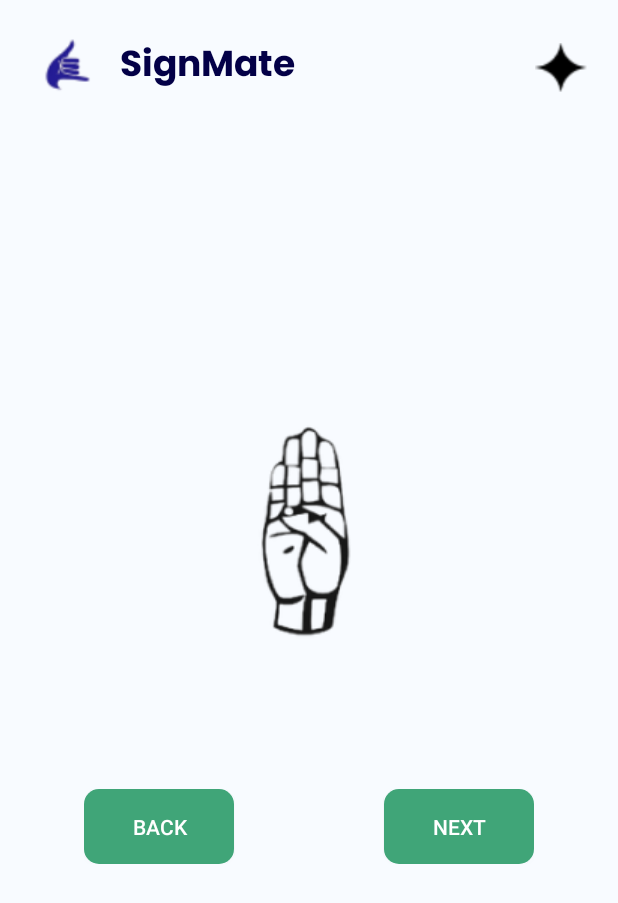
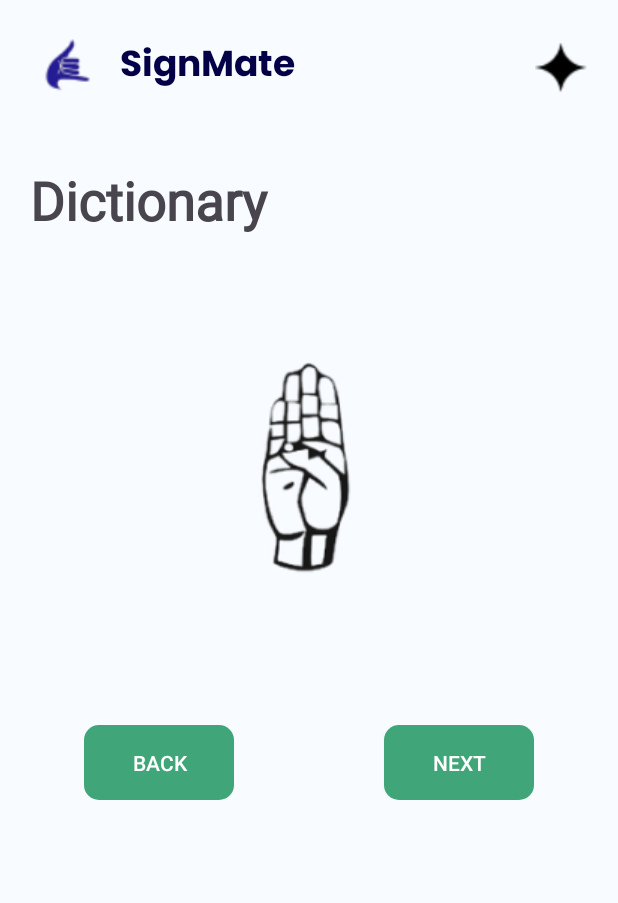
Before and after one commit to furqanramadhan/SignMate-C241-PS262, an Android app: the Dictionary screen opened directly, with no data from a screen before it, on a phone screen of 412 x 824 dp. Shown: the top 903 px of the screen. Run offline under Robolectric (Android 15) with nearby library versions, the phone set to English and light mode, and no system bars; 1 statement that could not run was skipped.

Commit message:
fix splash, dictionary

```diff
--- a/app/src/main/res/layout/activity_dictionary.xml
+++ b/app/src/main/res/layout/activity_dictionary.xml
@@ -50,17 +50,30 @@
                     android:src="@drawable/ic_star" />
             </LinearLayout>
         </LinearLayout>
+
         <LinearLayout
             android:layout_width="match_parent"
             android:layout_height="match_parent"
             android:orientation="vertical"
             android:gravity="center_horizontal">
 
+            <!-- Title TextView -->
+
+            <TextView
+                android:id="@+id/tv_dictionary"
+                android:layout_width="match_parent"
+                android:layout_height="wrap_content"
+                android:text="@string/dictionary"
+                android:fontFamily="@font/font_inter"
+                android:textStyle="bold"
+                android:layout_marginTop="40dp"
+                android:textSize="35sp"/>
+
             <ImageView
                 android:id="@+id/iv_dictionary"
                 android:layout_width="289dp"
                 android:layout_height="206dp"
-                android:layout_marginTop="180dp"
+                android:layout_marginTop="50dp"
                 android:layout_marginBottom="50dp"
                 android:src="@drawable/ic_hand"/>
 
--- a/app/src/main/res/values/strings.xml
+++ b/app/src/main/res/values/strings.xml
@@ -45,4 +45,5 @@
     <string name="phone_number">Phone Number</string>
     <string name="back">Back</string>
     <string name="next">Next</string>
+    <string name="dictionary">Dictionary</string>
 </resources>
```
Also changed, not shown: app/src/main/res/layout/activity_splash.xml (+16 -7 lines), app/src/main/res/drawable/ic_splash.png (added).
